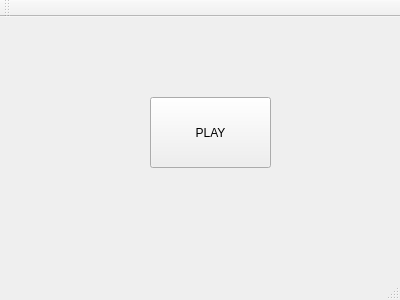
Qt form mainwindow.ui (Rattlesnek/ICP) before a commit.
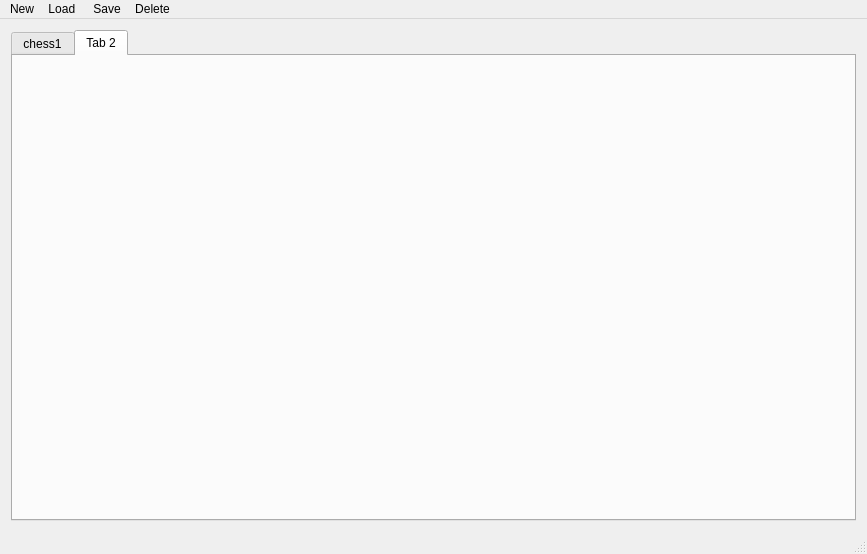
The same form after that commit.

What changed in the file:
```diff
--- a/mainwindow.ui
+++ b/mainwindow.ui
@@ -6,45 +6,67 @@
    <rect>
     <x>0</x>
     <y>0</y>
-    <width>400</width>
-    <height>300</height>
+    <width>867</width>
+    <height>554</height>
    </rect>
   </property>
   <property name="windowTitle">
    <string>MainWindow</string>
   </property>
   <widget class="QWidget" name="centralWidget">
-   <widget class="QPushButton" name="play">
-    <property name="geometry">
-     <rect>
-      <x>150</x>
-      <y>80</y>
-      <width>121</width>
-      <height>71</height>
-     </rect>
-    </property>
-    <property name="text">
-     <string>PLAY</string>
-    </property>
-   </widget>
+   <layout class="QGridLayout" name="gridLayout">
+    <item row="0" column="0">
+     <widget class="QTabWidget" name="tabWidget">
+      <property name="currentIndex">
+       <number>1</number>
+      </property>
+      <widget class="QWidget" name="tab">
+       <attribute name="title">
+        <string>chess1</string>
+       </attribute>
+      </widget>
+      <widget class="QWidget" name="tab_2">
+       <attribute name="title">
+        <string>Tab 2</string>
+       </attribute>
+      </widget>
+     </widget>
+    </item>
+   </layout>
   </widget>
   <widget class="QMenuBar" name="menuBar">
    <property name="geometry">
     <rect>
      <x>0</x>
      <y>0</y>
-     <width>400</width>
-     <height>20</height>
+     <width>867</width>
+     <height>26</height>
     </rect>
    </property>
-  </widget>
-  <widget class="QToolBar" name="mainToolBar">
-   <attribute name="toolBarArea">
-    <enum>TopToolBarArea</enum>
-   </attribute>
-   <attribute name="toolBarBreak">
-    <bool>false</bool>
-   </attribute>
+   <widget class="QMenu" name="new_game">
+    <property name="title">
+     <string>New</string>
+    </property>
+   </widget>
+   <widget class="QMenu" name="load_game">
+    <property name="title">
+     <string>Load </string>
+    </property>
+   </widget>
+   <widget class="QMenu" name="save_game">
+    <property name="title">
+     <string>Save</string>
+    </property>
+   </widget>
+   <widget class="QMenu" name="delete_game">
+    <property name="title">
+     <string>Delete</string>
+    </property>
+   </widget>
+   <addaction name="new_game"/>
+   <addaction name="load_game"/>
+   <addaction name="save_game"/>
+   <addaction name="delete_game"/>
   </widget>
   <widget class="QStatusBar" name="statusBar"/>
  </widget>
```
